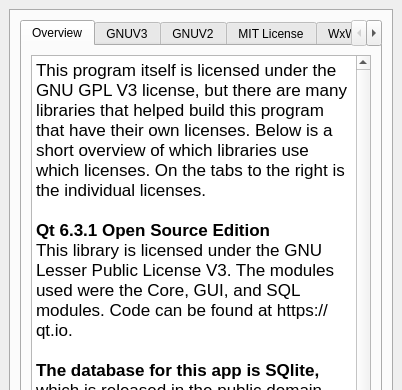
socphoenix/Period_Underground, file mainwindow.ui: the form before one commit; both pictures show x 0 to 402 and y 0 to 390 of the 402 by 720 pixel window.
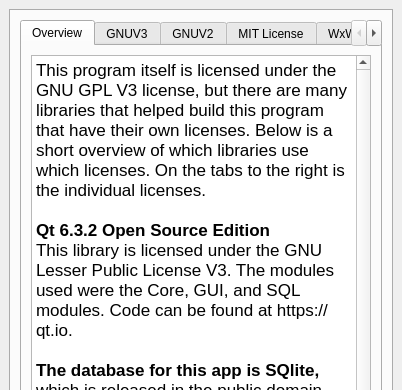
The form after the commit. The open tabs and pages were chosen to show the change.

```diff
--- a/mainwindow.ui
+++ b/mainwindow.ui
@@ -669,7 +669,7 @@
 &lt;/style&gt;&lt;/head&gt;&lt;body style=&quot; font-family:'Sans Serif'; font-size:9pt; font-weight:400; font-style:normal;&quot;&gt;
 &lt;p style=&quot; margin-top:0px; margin-bottom:0px; margin-left:0px; margin-right:0px; -qt-block-indent:0; text-indent:0px;&quot;&gt;&lt;span style=&quot; font-family:'.AppleSystemUIFont'; font-size:13pt;&quot;&gt;This program itself is licensed under the GNU GPL V3 license, but there are many libraries that helped build this program that have their own licenses. Below is a short overview of which libraries use which licenses. On the tabs to the right is the individual licenses.&lt;/span&gt;&lt;/p&gt;
 &lt;p style=&quot;-qt-paragraph-type:empty; margin-top:0px; margin-bottom:0px; margin-left:0px; margin-right:0px; -qt-block-indent:0; text-indent:0px; font-family:'.AppleSystemUIFont'; font-size:13pt;&quot;&gt;&lt;br /&gt;&lt;/p&gt;
-&lt;p style=&quot; margin-top:0px; margin-bottom:0px; margin-left:0px; margin-right:0px; -qt-block-indent:0; text-indent:0px;&quot;&gt;&lt;span style=&quot; font-family:'.AppleSystemUIFont'; font-size:13pt; font-weight:700;&quot;&gt;Qt 6.3.1 Open Source Edition&lt;/span&gt;&lt;/p&gt;
+&lt;p style=&quot; margin-top:0px; margin-bottom:0px; margin-left:0px; margin-right:0px; -qt-block-indent:0; text-indent:0px;&quot;&gt;&lt;span style=&quot; font-family:'.AppleSystemUIFont'; font-size:13pt; font-weight:700;&quot;&gt;Qt 6.3.2 Open Source Edition&lt;/span&gt;&lt;/p&gt;
 &lt;p style=&quot; margin-top:0px; margin-bottom:0px; margin-left:0px; margin-right:0px; -qt-block-indent:0; text-indent:0px;&quot;&gt;&lt;span style=&quot; font-family:'.AppleSystemUIFont'; font-size:13pt;&quot;&gt;This library is licensed under the GNU Lesser Public License V3. The modules used were the Core, GUI, and SQL modules. Code can be found at https://qt.io.&lt;/span&gt;&lt;/p&gt;
 &lt;p style=&quot;-qt-paragraph-type:empty; margin-top:0px; margin-bottom:0px; margin-left:0px; margin-right:0px; -qt-block-indent:0; text-indent:0px; font-family:'.AppleSystemUIFont'; font-size:13pt;&quot;&gt;&lt;br /&gt;&lt;/p&gt;
 &lt;p style=&quot; margin-top:0px; margin-bottom:0px; margin-left:0px; margin-right:0px; -qt-block-indent:0; text-indent:0px;&quot;&gt;&lt;span style=&quot; font-family:'.AppleSystemUIFont'; font-size:13pt; font-weight:700;&quot;&gt;The database for this app is SQlite, &lt;/span&gt;&lt;span style=&quot; font-family:'.AppleSystemUIFont'; font-size:13pt;&quot;&gt;which is released in the public domain. For more information on it, please visit https://sqlite.org&lt;/span&gt;&lt;/p&gt;
```
Left out of the diff: 4 changed lines with no effect on the pictures.
